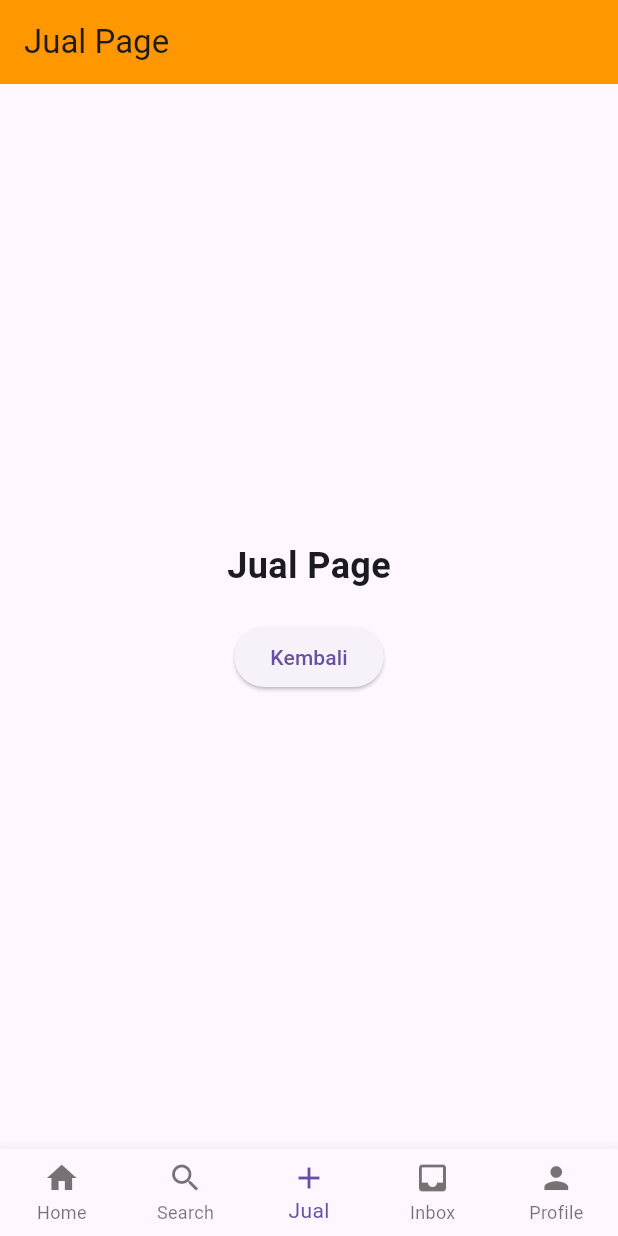
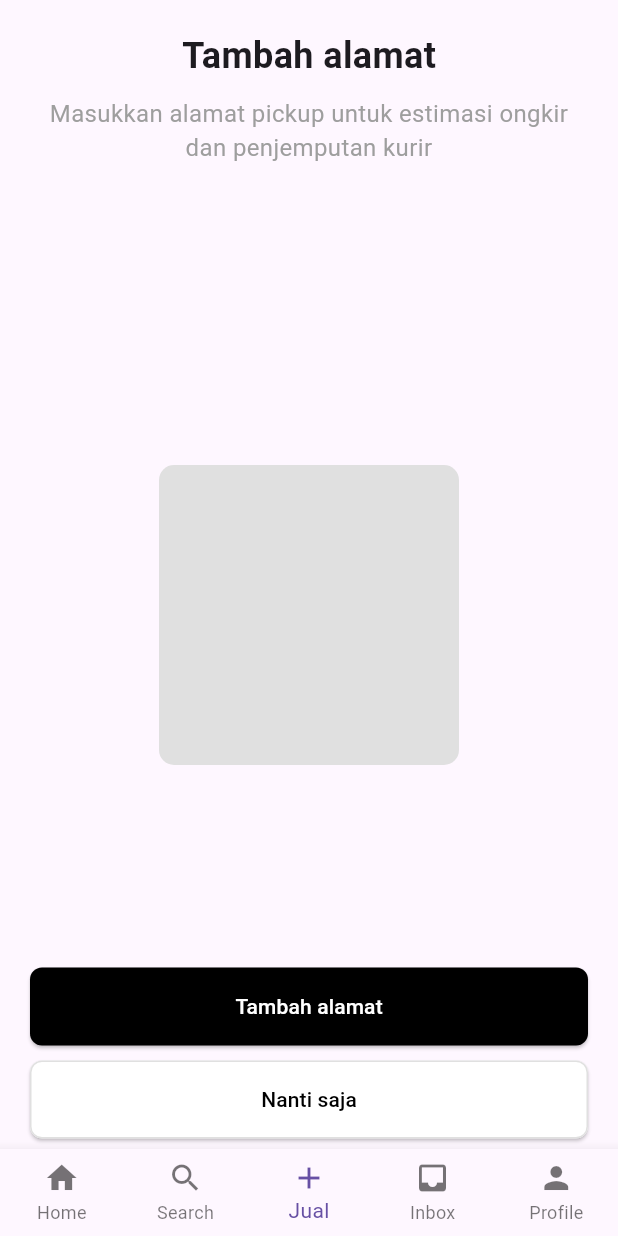
Before and after one commit to Whyyyyyme/UTP, a Flutter app: the screen it shows after launch, item 3 of the bottom bar chosen, on a phone screen of 412 x 824 dp. Run offline on Flutter 3.47's test engine with Material 3 defaults, Android fonts, the phone set to English and light mode, and no system bars; network calls fail.

Commit message:
Penambahan Page jual

```diff
--- a/lib/pages/jual_page.dart
+++ b/lib/pages/jual_page.dart
@@ -6,24 +6,85 @@ class JualPage extends StatelessWidget {
   @override
   Widget build(BuildContext context) {
     return Scaffold(
-      appBar: AppBar(title: Text('Jual Page'), backgroundColor: Colors.orange),
       body: Center(
+        child: Padding(
+          padding: const EdgeInsets.all(20.0),
           child: Column(
             mainAxisAlignment: MainAxisAlignment.center,
+            crossAxisAlignment: CrossAxisAlignment.center,
             children: [
-            Text(
-              'Jual Page',
-              style: TextStyle(fontSize: 24, fontWeight: FontWeight.bold),
+
+              const Text(
+                'Tambah alamat',
+                style: TextStyle(
+                  fontSize: 24,
+                  fontWeight: FontWeight.bold,
                 ),
-            SizedBox(height: 20),
-            ElevatedButton(
+              ),
+              const SizedBox(height: 10),
+
+              const Text(
+                'Masukkan alamat pickup untuk estimasi ongkir dan penjemputan kurir',
+                textAlign: TextAlign.center,
+                style: TextStyle(
+                  fontSize: 16,
+                  color: Colors.grey,
+                ),
+              ),
+              const SizedBox(height: 200),
+
+              Container(
+                width: 200,
+                height: 200,
+                decoration: BoxDecoration(
+                  color: Colors.grey[300],
+                  borderRadius: BorderRadius.circular(10),
+                ),
+              ),
+
+              const SizedBox(height: 135),
+
+              SizedBox(
+                width: double.infinity,
+                child: ElevatedButton(
                   onPressed: () {
-                // Bisa navigasi ke halaman lain atau kembali
-                Navigator.pop(context);
+                    ScaffoldMessenger.of(context).showSnackBar(
+                      const SnackBar(content: Text('Alamat ditambahkan!')),
+                    );
                   },
-              child: Text('Kembali'),
+                  style: ElevatedButton.styleFrom(
+                    backgroundColor: Colors.black,
+                    foregroundColor: Colors.white,
+                    padding: const EdgeInsets.symmetric(vertical: 16),
+                    shape: RoundedRectangleBorder(
+                      borderRadius: BorderRadius.circular(8),
+                    ),
+                  ),
+                  child: const Text('Tambah alamat'),
+                ),
+              ),
+              const SizedBox(height: 10),
+
+              SizedBox(
+                width: double.infinity,
+                child: ElevatedButton(
+                  onPressed: () {
+
+                  },
+                  style: ElevatedButton.styleFrom(
+                    backgroundColor: Colors.white,
+                    foregroundColor: Colors.black,
+                    padding: const EdgeInsets.symmetric(vertical: 16),
+                    shape: RoundedRectangleBorder(
+                      borderRadius: BorderRadius.circular(8),
+                      side: BorderSide(color: Colors.grey.shade300),
+                    ),
+                  ),
+                  child: const Text('Nanti saja'),
+                ),
               ),
             ],
+          ),
         ),
       ),
     );
--- a/lib/pages/search_page.dart
+++ b/lib/pages/search_page.dart
@@ -38,7 +38,7 @@ class SearchPage extends StatelessWidget {
               title: const Text('Explore item terbaru'),
               trailing: const Icon(Icons.chevron_right),
               onTap: () {
-                // Nanti bisa navigasi ke halaman explore
+
                 ScaffoldMessenger.of(context).showSnackBar(
                   const SnackBar(content: Text('Explore item terbaru')),
                 );
```
Lines whose indentation alone changed are shown as unchanged.
